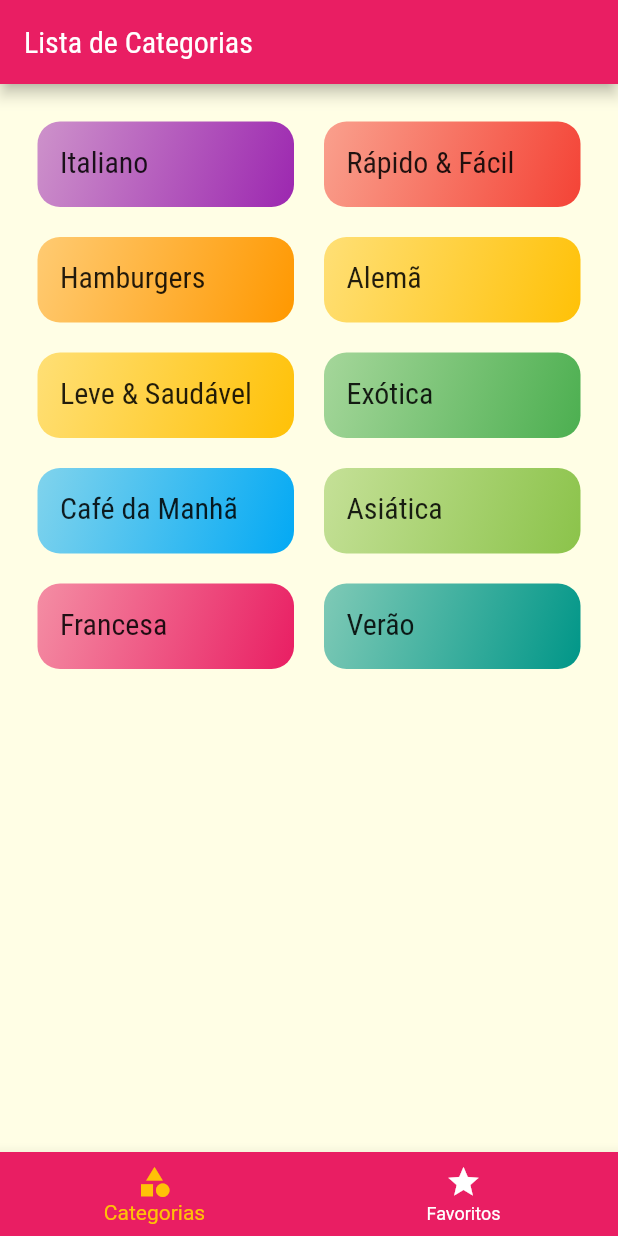
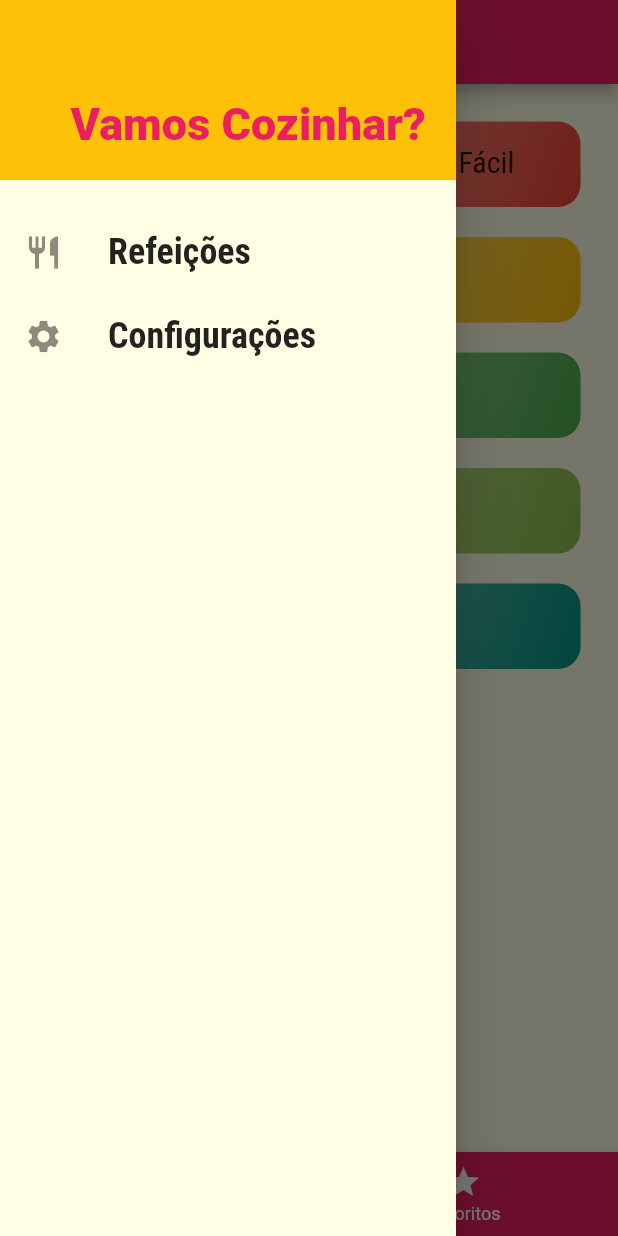
Before and after one commit to Edusu123/meals, a Flutter app: the screen it shows after launch, with the side drawer open (before the commit the screen has no drawer), on a phone screen of 412 x 824 dp. Run offline on Flutter 3.47's test engine with Material 2 defaults, Android fonts, the phone set to English and light mode, and no system bars.

Commit message:
:sparkles: adicionar Drawer personalizado

```diff
--- /dev/null
+++ b/lib/components/main_drawer.dart
@@ -0,0 +1,52 @@
+import 'package:flutter/material.dart';
+
+class MainDrawer extends StatelessWidget {
+  const MainDrawer({Key? key}) : super(key: key);
+
+  Widget _createItem(IconData icon, String label) {
+    return ListTile(
+      leading: Icon(
+        icon,
+        size: 26,
+      ),
+      onTap: () {},
+      title: Text(
+        label,
+        style: const TextStyle(
+          fontFamily: 'RobotoCondensed',
+          fontSize: 24,
+          fontWeight: FontWeight.bold,
+        ),
+      ),
+    );
+  }
+
+  @override
+  Widget build(BuildContext context) {
+    return Drawer(
+      child: Column(
+        children: [
+          Container(
+            alignment: Alignment.bottomRight,
+            child: Text(
+              'Vamos Cozinhar?',
+              style: TextStyle(
+                  color: Theme.of(context).primaryColor,
+                  fontSize: 30,
+                  fontWeight: FontWeight.w900),
+            ),
+            color: Theme.of(context).accentColor,
+            height: 120,
+            padding: const EdgeInsets.all(20),
+            width: double.infinity,
+          ),
+          const SizedBox(
+            height: 20,
+          ),
+          _createItem(Icons.restaurant, 'Refeições'),
+          _createItem(Icons.settings, 'Configurações'),
+        ],
+      ),
+    );
+  }
+}
--- a/lib/screens/tabs_screen.dart
+++ b/lib/screens/tabs_screen.dart
@@ -2,6 +2,7 @@ import 'package:flutter/material.dart';
 
 import 'categories_screen.dart';
 import 'favorite_screen.dart';
+import '../components/main_drawer.dart';
 
 class TabsScreen extends StatefulWidget {
   const TabsScreen({Key? key}) : super(key: key);
@@ -16,8 +17,8 @@ class _TabsScreenState extends State<TabsScreen> {
     'Meus Favoritos',
   ];
   final List<Widget> _screens = [
-    CategoriesScreen(),
-    FavoriteScreen(),
+    const CategoriesScreen(),
+    const FavoriteScreen(),
   ];
 
   int _selectedScreenIndex = 0;
@@ -52,6 +53,7 @@ class _TabsScreenState extends State<TabsScreen> {
         selectedItemColor: Theme.of(context).accentColor,
         unselectedItemColor: Colors.white,
       ),
+      drawer: const MainDrawer(),
     );
   }
 }
```
